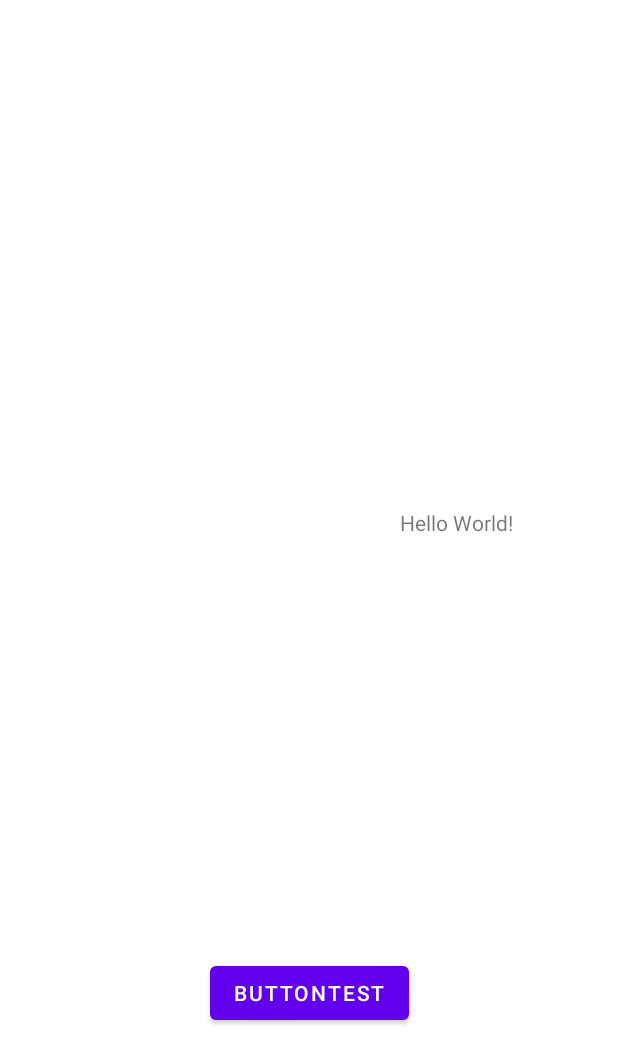
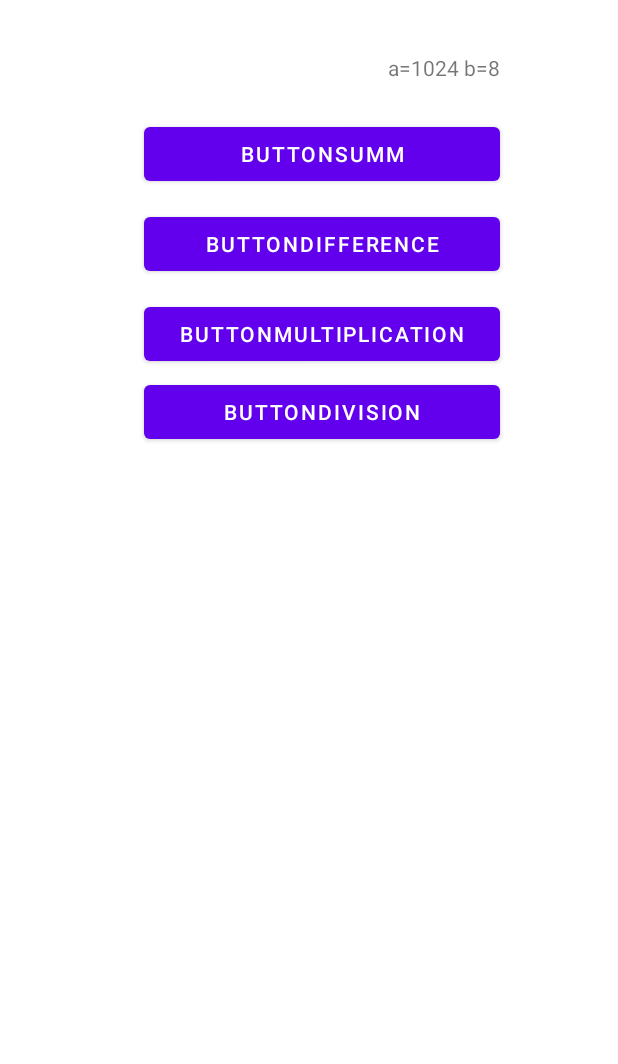
Before and after one commit to dnv87/NecoApp, an Android app: the layout activity_main.xml on its own in the app's theme, with its tools: preview values and no code run, on a phone screen of 412 x 824 dp. Shown: the top 1064 px of the screen. Run offline under Robolectric (Android 15) with nearby library versions, the phone set to English and light mode, and no system bars.

```diff
--- a/app/src/main/java/com/example/necoapp/MainActivity.kt
+++ b/app/src/main/java/com/example/necoapp/MainActivity.kt
@@ -8,7 +8,10 @@ import android.widget.TextView
 import com.example.necoapp.databinding.ActivityMainBinding
 
 class MainActivity : AppCompatActivity() {
-//    var b = true
+
+    val a = 1023
+    val b = 8
+
     lateinit var bindingClass: ActivityMainBinding
 
 
@@ -17,19 +20,22 @@ class MainActivity : AppCompatActivity() {
         bindingClass= ActivityMainBinding.inflate(layoutInflater)
 //        setContentView(R.layout.activity_main)
         setContentView(bindingClass.root)
-        bindingClass.textView.text = "binding Hello!!!"
+        bindingClass.btnSum.setOnClickListener {
+            val result = a + b
+            bindingClass.tView.text = "сумма равна $result"
+        }
+        bindingClass.btnDiff.setOnClickListener {
+            val result = a - b
+            bindingClass.tView.text = "разность равна $result"
+        }
+        bindingClass.btnMulti.setOnClickListener {
+            val result = a * b
+            bindingClass.tView.text = "произведение равно $result"
+        }
+        bindingClass.btnDiv.setOnClickListener {
+            val result : Float = a.toFloat() / b.toFloat()
+            bindingClass.tView.text = "деление равно $result"
+        }
+
     }
-
-    /*var count : Boolean = true
-    fun onClicketTst(view: View){
-        val elTetx = findViewById<TextView>(R.id.textView)
-        if (count) {
-            elTetx.text = "Abra-kodabra??????????"
-        }
-        else {
-            elTetx.text = "Shwabra-kodabra!!!!!"
-        }
-        count = !count
-        Log.d("MyTst", "count = ${count.toString()}")
-    }*/
 }
--- a/app/src/main/res/layout/activity_main.xml
+++ b/app/src/main/res/layout/activity_main.xml
@@ -7,28 +7,55 @@
     tools:context=".MainActivity">
 
     <TextView
-        android:id="@+id/textView"
-        android:layout_width="wrap_content"
+        android:id="@+id/tView"
+        android:layout_width="237dp"
         android:layout_height="wrap_content"
-        android:text="Hello World!"
+        android:text="a=1024 b=8"
+        android:textAlignment="textEnd"
         app:layout_constraintBottom_toBottomOf="parent"
-        app:layout_constraintHorizontal_bias="0.793"
-        app:layout_constraintLeft_toLeftOf="parent"
-        app:layout_constraintRight_toRightOf="parent"
+        app:layout_constraintEnd_toEndOf="parent"
+        app:layout_constraintHorizontal_bias="0.551"
+        app:layout_constraintStart_toStartOf="parent"
         app:layout_constraintTop_toTopOf="parent"
-        app:layout_constraintVertical_bias="0.421" />
+        app:layout_constraintVertical_bias="0.044" />
 
     <Button
-        android:id="@+id/b_tst"
-        android:layout_width="wrap_content"
+        android:id="@+id/btnSum"
+        android:layout_width="237dp"
         android:layout_height="wrap_content"
-        android:layout_marginTop="200dp"
-        android:text="ButtonTest"
-        app:layout_constraintBottom_toBottomOf="parent"
-        app:layout_constraintEnd_toEndOf="parent"
-        app:layout_constraintStart_toStartOf="parent"
-        app:layout_constraintTop_toBottomOf="@+id/textView"
-        app:layout_constraintVertical_bias="0.367"
-        tools:ignore="MissingConstraints" />
+        android:layout_marginTop="24dp"
+        android:text="ButtonSumm"
+        app:layout_constraintEnd_toEndOf="@+id/tView"
+        app:layout_constraintStart_toStartOf="@+id/tView"
+        app:layout_constraintTop_toBottomOf="@+id/tView" />
 
+    <Button
+        android:id="@+id/btnDiff"
+        android:layout_width="237dp"
+        android:layout_height="wrap_content"
+        android:layout_marginTop="12dp"
+        android:text="ButtonDifference"
+        app:layout_constraintEnd_toEndOf="@+id/btnSum"
+        app:layout_constraintStart_toStartOf="@+id/btnSum"
+        app:layout_constraintTop_toBottomOf="@+id/btnSum" />
+
+    <Button
+        android:id="@+id/btnMulti"
+        android:layout_width="237dp"
+        android:layout_height="wrap_content"
+        android:layout_marginTop="12dp"
+        android:text="ButtonMultiplication"
+        app:layout_constraintEnd_toEndOf="@+id/btnDiff"
+        app:layout_constraintStart_toStartOf="@+id/btnDiff"
+        app:layout_constraintTop_toBottomOf="@+id/btnDiff" />
+
+    <Button
+        android:id="@+id/btnDiv"
+        android:layout_width="237dp"
+        android:layout_height="wrap_content"
+        android:layout_marginTop="4dp"
+        android:text="ButtonDivision"
+        app:layout_constraintEnd_toEndOf="@+id/btnMulti"
+        app:layout_constraintStart_toStartOf="@+id/btnMulti"
+        app:layout_constraintTop_toBottomOf="@+id/btnMulti" />
 </androidx.constraintlayout.widget.ConstraintLayout>
```
